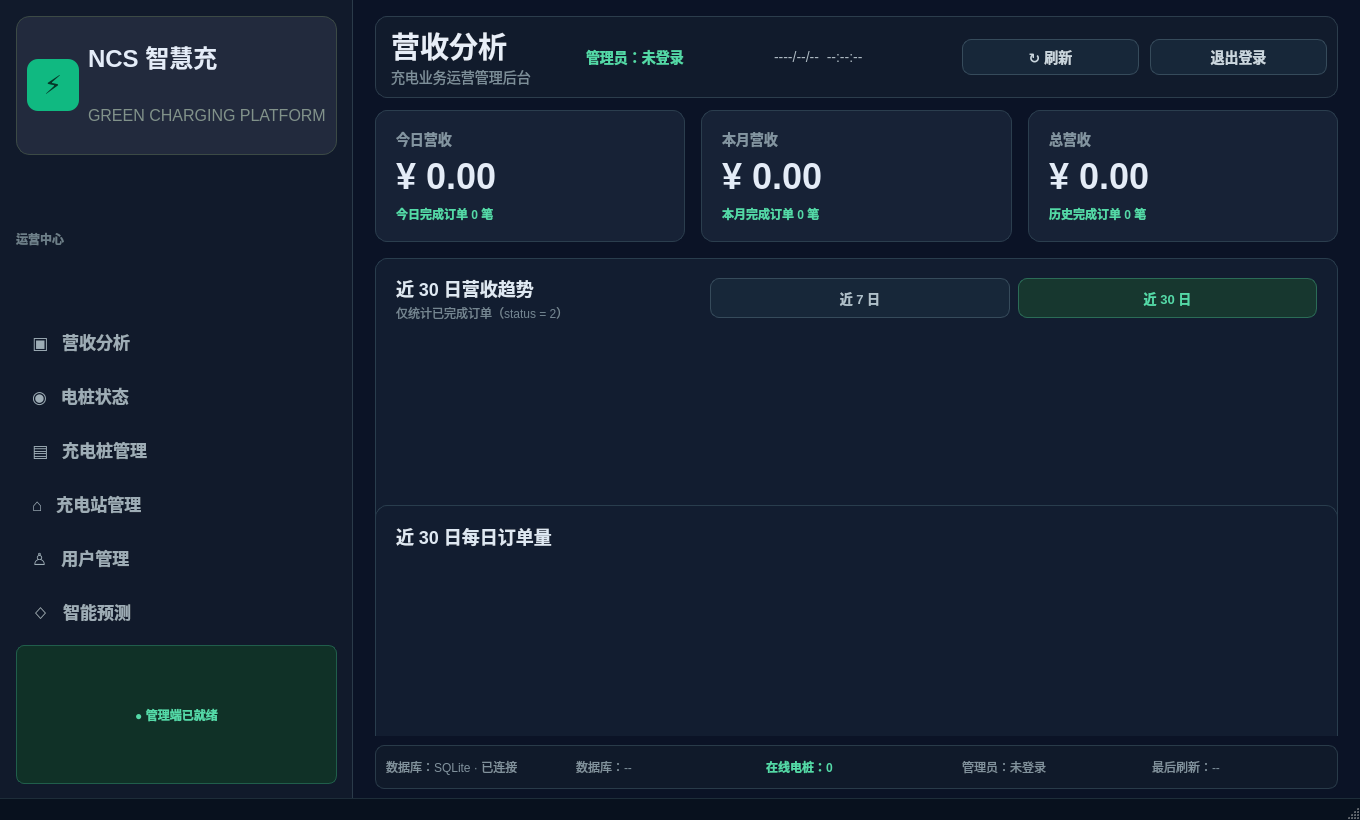
Old version of the form client_admin/mainwindow.ui in the repository a1re135/xxqxiangmu.
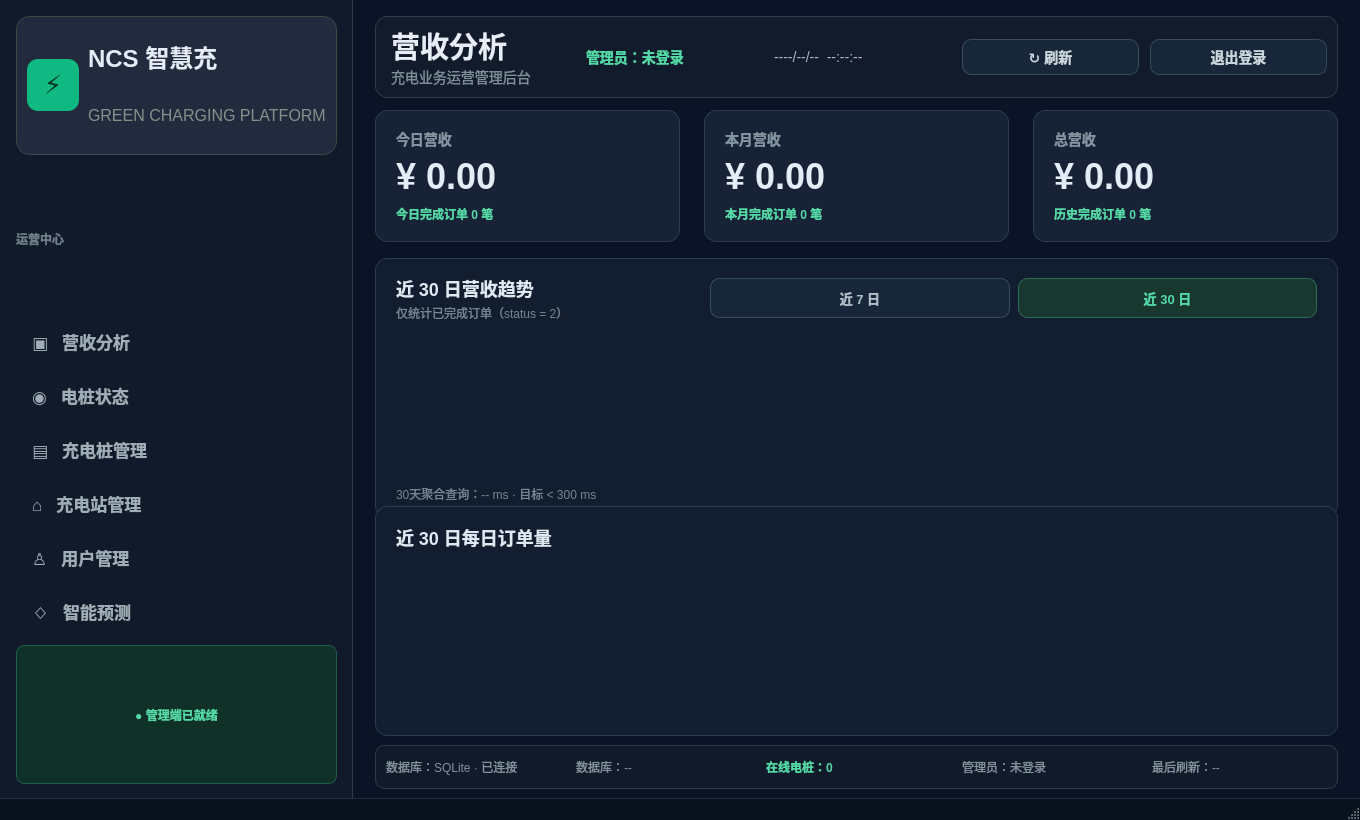
New version of the form.

Commit message: Fix QMessageBox dialogs white color

Diff of the .ui file:
```diff
--- a/client_admin/mainwindow.ui
+++ b/client_admin/mainwindow.ui
@@ -503,7 +503,7 @@
            <property name="spacing"><number>16</number></property>
            <item>
             <layout class="QHBoxLayout" name="metricsLayout">
-             <property name="spacing"><number>16</number></property>
+             <property name="spacing"><number>24</number></property>
              <item>
               <widget class="QFrame" name="metricCard1">
                <property name="minimumSize"><size><width>0</width><height>132</height></size></property>
@@ -541,7 +541,7 @@
            </item>
            <item>
             <widget class="QFrame" name="chartCard">
-             <property name="minimumSize"><size><width>0</width><height>300</height></size></property>
+             <property name="minimumSize"><size><width>0</width><height>260</height></size></property>
              <layout class="QVBoxLayout" name="chartLayout">
               <property name="leftMargin"><number>20</number></property><property name="topMargin"><number>16</number></property><property name="rightMargin"><number>20</number></property><property name="bottomMargin"><number>14</number></property><property name="spacing"><number>8</number></property>
               <item>
@@ -552,18 +552,18 @@
                 <item><widget class="QPushButton" name="period30Button"><property name="minimumSize"><size><width>92</width><height>40</height></size></property><property name="text"><string>近 30 日</string></property><property name="checkable"><bool>true</bool></property><property name="checked"><bool>true</bool></property></widget></item>
                </layout>
               </item>
-              <item><widget class="QFrame" name="revenueChartHost"><property name="minimumSize"><size><width>0</width><height>210</height></size></property><property name="frameShape"><enum>QFrame::NoFrame</enum></property></widget></item>
+              <item><widget class="QFrame" name="revenueChartHost"><property name="minimumSize"><size><width>0</width><height>175</height></size></property><property name="frameShape"><enum>QFrame::NoFrame</enum></property></widget></item>
               <item><widget class="QLabel" name="queryPerformanceLabel"><property name="text"><string>30天聚合查询：-- ms · 目标 &lt; 300 ms</string></property></widget></item>
              </layout>
             </widget>
            </item>
            <item>
             <widget class="QFrame" name="orderChartCard">
-             <property name="minimumSize"><size><width>0</width><height>270</height></size></property>
+             <property name="minimumSize"><size><width>0</width><height>230</height></size></property>
              <layout class="QVBoxLayout" name="orderChartLayout">
               <property name="leftMargin"><number>20</number></property><property name="topMargin"><number>15</number></property><property name="rightMargin"><number>20</number></property><property name="bottomMargin"><number>12</number></property><property name="spacing"><number>6</number></property>
               <item><widget class="QLabel" name="orderChartTitle"><property name="text"><string>近 30 日每日订单量</string></property></widget></item>
-              <item><widget class="QFrame" name="orderChartHost"><property name="minimumSize"><size><width>0</width><height>205</height></size></property><property name="frameShape"><enum>QFrame::NoFrame</enum></property></widget></item>
+              <item><widget class="QFrame" name="orderChartHost"><property name="minimumSize"><size><width>0</width><height>165</height></size></property><property name="frameShape"><enum>QFrame::NoFrame</enum></property></widget></item>
              </layout>
             </widget>
            </item>
```
The commit also changes 2 other files.
